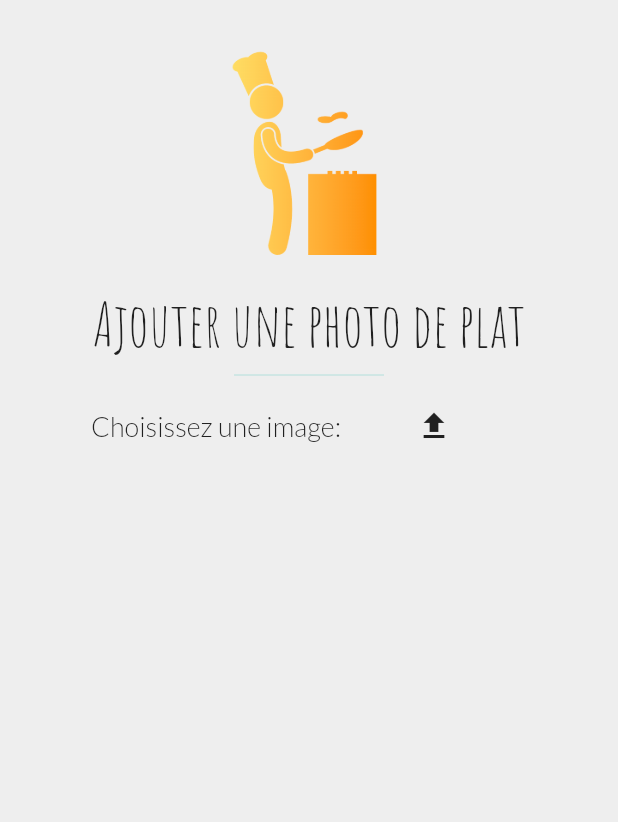
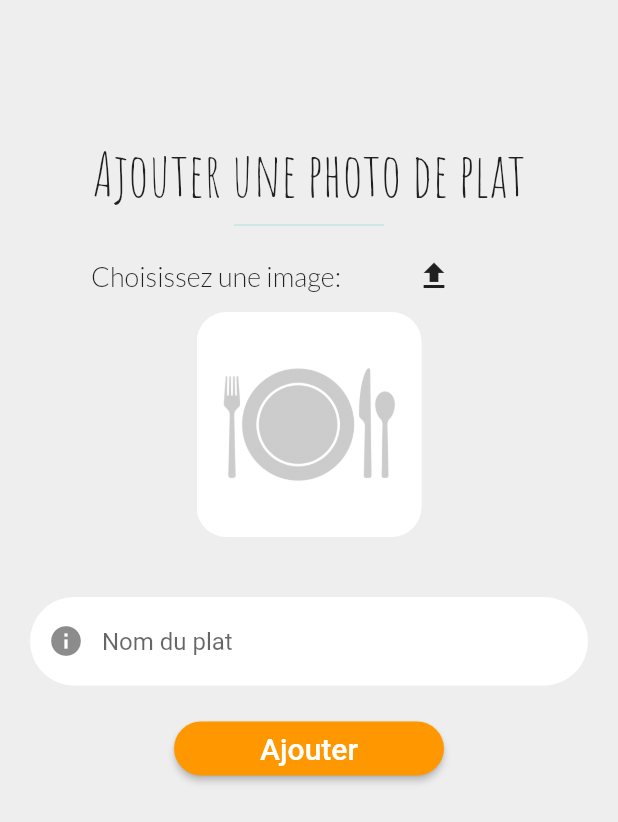
Before and after one commit to zitacheng/blablacook, a Flutter app: the Add screen opened directly, on a phone screen of 412 x 824 dp. Shown: the top 822 px of the screen. Run offline on Flutter 3.47's test engine with Material 2 defaults, Android fonts, the phone set to English and light mode, and no system bars; our stand-ins replace convex_bottom_bar, flutter_rating_bar, flutter_redux, image_picker, parse_server_sdk, redux; missing offline and left inert: grouped_buttons, loading_animations.

Commit message:
add pic screen done

```diff
--- a/lib/cook/add.dart
+++ b/lib/cook/add.dart
@@ -1,6 +1,10 @@
+import 'dart:io';
+
 import 'package:flutter/cupertino.dart';
 import 'package:flutter/material.dart';
 import 'package:flutter_redux/flutter_redux.dart';
+
+import '../utils.dart';
 
 enum WhyFarther { harder, smarter, selfStarter, tradingCharter }
 
@@ -10,6 +14,9 @@ class Add extends StatefulWidget {
 }
 
 class _AddState extends State<Add> {
+  File _image;
+  final TextEditingController aboutController = TextEditingController();
+
   @override
   Widget build(BuildContext context) {
     return Container(
@@ -22,17 +29,16 @@ class _AddState extends State<Add> {
               // ignore: always_specify_types
               converter: (store) => store.state.user,
               builder: (BuildContext context, dynamic user) {
-                return SafeArea(
+                return CustomScrollView(slivers: <Widget>[
+                  SliverList(
+                      delegate: SliverChildBuilderDelegate(
+                          (BuildContext context, int index) {
+                    return Container(
+                      margin: const EdgeInsets.only(top: 90.0),
                       child: Column(
+                        mainAxisAlignment: MainAxisAlignment.center,
+                        crossAxisAlignment: CrossAxisAlignment.center,
                         children: <Widget>[
-                      Padding(
-                        padding: const EdgeInsets.only(top: 20.0),
-                        child: Image.asset(
-                          'assets/images/logo.png',
-                          width: 170,
-                          height: 170,
-                        ),
-                      ),
                           const Text(
                             'Ajouter une photo de plat',
                             style: TextStyle(
@@ -58,8 +64,10 @@ class _AddState extends State<Add> {
                                 ),
                                 PopupMenuButton<int>(
                                   icon: const Icon(Icons.file_upload),
-                              onSelected: (int idx) {
+                                  onSelected: (int idx) async {
                                     print(idx);
+                                    _image = await getImage(idx) as File;
+                                    setState(() {});
                                   },
                                   itemBuilder: (BuildContext context) =>
                                       <PopupMenuItem<int>>[
@@ -67,29 +75,96 @@ class _AddState extends State<Add> {
                                       value: 1,
                                       child: Text(
                                         'Prendre une photo',
-                                    style:
-                                        TextStyle(fontWeight: FontWeight.w700),
+                                        style: TextStyle(
+                                            fontWeight: FontWeight.w700),
                                       ),
                                     ),
                                     const PopupMenuItem<int>(
                                       value: 2,
                                       child: Text(
                                         'Choisir dans la librairie',
-                                    style:
-                                        TextStyle(fontWeight: FontWeight.w700),
+                                        style: TextStyle(
+                                            fontWeight: FontWeight.w700),
                                       ),
                                     ),
                                   ],
                                   elevation: 4,
-                              padding:
-                                  const EdgeInsets.symmetric(horizontal: 50),
+                                  padding: const EdgeInsets.symmetric(
+                                      horizontal: 50),
                                 )
                               ],
                             ),
                           ),
+                          if (_image == null)
+                            ClipRRect(
+                              borderRadius: BorderRadius.circular(20.0),
+                              child: Image.asset(
+                                'assets/images/plate.png',
+                                fit: BoxFit.cover,
+                                width: 150,
+                                height: 150,
+                              ),
+                            )
+                          else
+                            Container(
+                              width: 150.0,
+                              height: 150.0,
+                              decoration: BoxDecoration(
+                                  borderRadius: const BorderRadius.all(
+                                    Radius.circular(20.0),
+                                  ),
+                                  image: DecorationImage(
+                                      fit: BoxFit.cover,
+                                      image: FileImage(_image))),
+                            ),
+                          Padding(
+                              padding:
+                                  const EdgeInsets.fromLTRB(20.0, 40, 20.0, 0),
+                              child: TextField(
+                                controller: aboutController,
+                                decoration: const InputDecoration(
+                                  enabledBorder: OutlineInputBorder(
+                                    borderRadius: BorderRadius.all(
+                                      Radius.circular(40.0),
+                                    ),
+                                    borderSide: BorderSide(
+                                        color: Colors.transparent, width: 0.0),
+                                  ),
+                                  focusedBorder: OutlineInputBorder(
+                                    borderRadius: BorderRadius.all(
+                                      Radius.circular(40.0),
+                                    ),
+                                    borderSide: BorderSide(
+                                        color: Colors.transparent, width: 0.0),
+                                  ),
+                                  filled: true,
+                                  fillColor: Colors.white,
+                                  prefixIcon: Icon(Icons.info),
+                                  hintText: 'Nom du plat',
+                                ),
+                              )),
+                          Padding(
+                            padding: const EdgeInsets.all(18.0),
+                            child: ButtonTheme(
+                              minWidth: 180.0,
+                              child: RaisedButton(
+                                shape: RoundedRectangleBorder(
+                                    borderRadius: BorderRadius.circular(18.0),
+                                    side: const BorderSide(
+                                        color: Colors.transparent)),
+                                onPressed: () {},
+                                child: const Text('Ajouter',
+                                    style: TextStyle(fontSize: 20)),
+                                color: Colors.orange,
+                                textColor: Colors.white,
+                              ),
+                            ),
+                          )
                         ],
                       ),
                     );
+                  }, childCount: 1))
+                ]);
               },
             ))),
       ),
--- a/lib/cook/editProfile.dart
+++ b/lib/cook/editProfile.dart
@@ -124,7 +124,7 @@ class _EditProfileState extends State<EditProfile> {
                 ),
                 GestureDetector(
                     onTap: () async {
-                      _image = await getImage() as File;
+                      _image = await getImage(2) as File;
                       setState(() {
                         _avatar = Container(
                           width: 110.0,
--- a/lib/login.dart
+++ b/lib/login.dart
@@ -42,9 +42,6 @@ class _LoginState extends State<Login> {
                   delegate: SliverChildBuilderDelegate(
                       (BuildContext context, int index) {
                     return Container(
-                      alignment: Alignment.center,
-                      color: Colors.teal[100 * (index % 9)],
-                      child: Container(
                       margin: const EdgeInsets.only(top: 80.0),
                       child: Column(
                         mainAxisAlignment: MainAxisAlignment.center,
@@ -75,16 +72,14 @@ class _LoginState extends State<Login> {
                                       Radius.circular(40.0),
                                     ),
                                     borderSide: BorderSide(
-                                          color: Colors.transparent,
-                                          width: 0.0),
+                                        color: Colors.transparent, width: 0.0),
                                   ),
                                   focusedBorder: OutlineInputBorder(
                                     borderRadius: BorderRadius.all(
                                       Radius.circular(40.0),
                                     ),
                                     borderSide: BorderSide(
-                                          color: Colors.transparent,
-                                          width: 0.0),
+                                        color: Colors.transparent, width: 0.0),
                                   ),
                                   filled: true,
                                   fillColor: Colors.white,
@@ -103,16 +98,14 @@ class _LoginState extends State<Login> {
                                       Radius.circular(40.0),
                                     ),
                                     borderSide: BorderSide(
-                                          color: Colors.transparent,
-                                          width: 0.0),
+                                        color: Colors.transparent, width: 0.0),
                                   ),
                                   focusedBorder: OutlineInputBorder(
                                     borderRadius: BorderRadius.all(
                                       Radius.circular(40.0),
                                     ),
                                     borderSide: BorderSide(
-                                          color: Colors.transparent,
-                                          width: 0.0),
+                                        color: Colors.transparent, width: 0.0),
                                   ),
                                   filled: true,
                                   fillColor: Colors.white,
@@ -128,8 +121,8 @@ class _LoginState extends State<Login> {
                             // Return a `VoidCallback`, which is a fancy name for a function
                             // with no parameters. It only dispatches an Increment action.
                             return (dynamic user) {
-                                return store.dispatch(MyAction(
-                                    BlablacookActions.UpdateUser, user));
+                              return store.dispatch(
+                                  MyAction(BlablacookActions.UpdateUser, user));
                             };
                             // ignore: always_specify_types
                           }, builder: (BuildContext context, callback) {
@@ -193,8 +186,7 @@ class _LoginState extends State<Login> {
                               onPressed: () {
                                 Navigator.push<MaterialPageRoute<dynamic>>(
                                   context,
-                                    MaterialPageRoute<
-                                            MaterialPageRoute<dynamic>>(
+                                  MaterialPageRoute<MaterialPageRoute<dynamic>>(
                                       builder: (BuildContext context) =>
                                           Signup()),
                                 );
@@ -213,7 +205,6 @@ class _LoginState extends State<Login> {
                             )
                         ],
                       ),
-                      ),
                     );
                   }, childCount: 1),
                 )
--- a/lib/signup.dart
+++ b/lib/signup.dart
@@ -99,7 +99,7 @@ class _SignupState extends State<Signup> {
                                   child: Divider(color: Colors.teal.shade100)),
                               GestureDetector(
                                   onTap: () async {
-                                    _image = await getImage() as File;
+                                    _image = await getImage(2) as File;
                                     setState(() {});
                                   },
                                   child: Container(
--- a/lib/utils.dart
+++ b/lib/utils.dart
@@ -32,9 +32,13 @@ dynamic showAlertDialog(BuildContext context, String title, String message) {
 }
 
 // ignore: always_specify_types
-Future getImage() async {
+Future getImage(int way) async {
   final ImagePicker picker = ImagePicker();
-  final dynamic pickedFile = await picker.getImage(source: ImageSource.gallery);
+  final dynamic pickedFile = await picker.getImage(
+      source: way == 1 ? ImageSource.camera : ImageSource.gallery);
 
-  return File(pickedFile.path as String);
+  if (pickedFile != null) {
+    return File(pickedFile.path as String);
+  }
+  return null;
 }
--- a/pubspec.yaml
+++ b/pubspec.yaml
@@ -48,7 +48,7 @@ flutter:
   assets:
     - assets/images/logo.png
     - assets/images/noAvatar.png
-    - assets/images/picture.png
+    - assets/images/plate.png
 
   fonts:
     - family: LatoThin
```
Also changed, not shown: assets/images/plate.png (added). Lines whose indentation alone changed are shown as unchanged.
